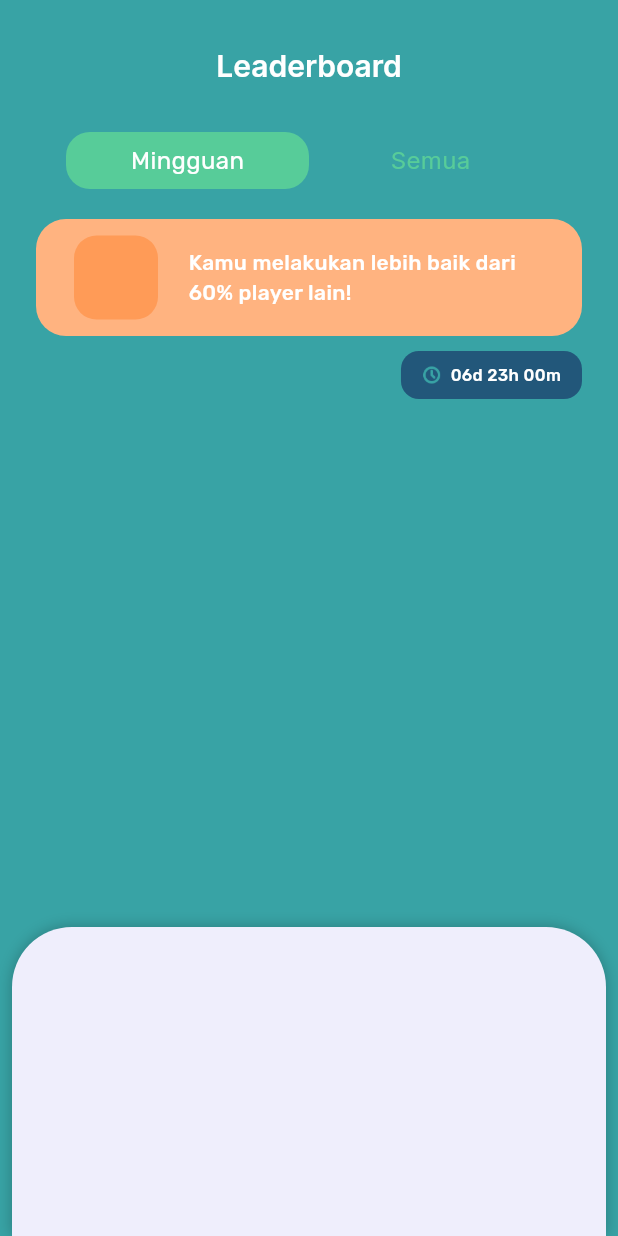
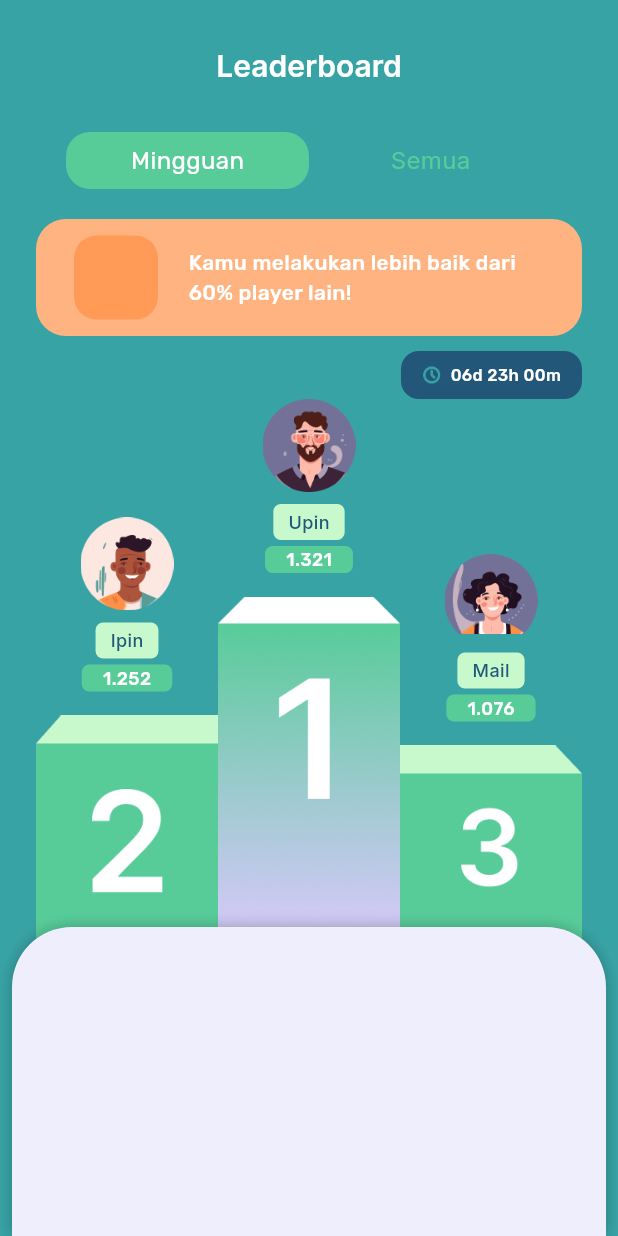
Before and after one commit to fuadadhim24/gamifiy_traceability_coffee, a Flutter app: the screen it shows after launch, on a phone screen of 412 x 824 dp. Run offline on Flutter 3.47's test engine with Material 3 defaults, Android fonts, the phone set to English and light mode, and no system bars; drawn by our look-alikes of sliding_up_panel; our stand-ins replace get, google_fonts.

Commit message:
feat: add ranks at leaderboard page

```diff
--- a/lib/shared/theme.dart
+++ b/lib/shared/theme.dart
@@ -3,6 +3,7 @@ import 'package:google_fonts/google_fonts.dart';
 
 Color greenBackgroundColor = const Color(0xff38A3A5);
 Color greenLightColor = const Color(0xff57CC99);
+Color greenLightenColor = const Color(0xffC7F9CC);
 Color greyBackgroundColor = const Color(0xffEFEEFC);
 Color whiteBackgroundColor = const Color(0xffFFFFFF);
 Color txtBlackColor = const Color(0xff0C092A);
@@ -27,6 +28,10 @@ TextStyle GreenRubikTextStyle = GoogleFonts.inter(
   color: greenLightColor,
 );
 
+TextStyle DarkBlueRubikTextStyle = GoogleFonts.inter(
+  color: darkBlueColor,
+);
+
 TextStyle BlackTextStyle = GoogleFonts.inter(
   color: txtBlackColor,
 );
--- a/lib/ui/pages/leaderboard_page.dart
+++ b/lib/ui/pages/leaderboard_page.dart
@@ -2,6 +2,7 @@ import 'package:flutter/material.dart';
 import 'package:flutter/rendering.dart';
 import 'package:gamify_traceability_coffee/shared/theme.dart';
 import 'package:sliding_up_panel/sliding_up_panel.dart';
+import 'package:gamify_traceability_coffee/ui/widgets/avatar.dart';
 
 class LeaderboardPage extends StatefulWidget {
   const LeaderboardPage({super.key});
@@ -74,13 +75,16 @@ class _LeaderboardPageState extends State<LeaderboardPage> {
             height: 20,
           ),
           buildTopStats(),
-          SizedBox(height:10,),
+          SizedBox(
+            height: 10,
+          ),
           Row(
             mainAxisAlignment: MainAxisAlignment.end,
             children: [
               buildTime(),
             ],
-          )
+          ),
+          buildRanks(),
         ],
       ),
     );
@@ -201,18 +205,109 @@ class _LeaderboardPageState extends State<LeaderboardPage> {
             width: 13,
           ),
           SizedBox(
-          width: 6,),
+            width: 6,
+          ),
           Text(
             '06d 23h 00m',
-            style:
-                WhiteRubikTextStyle.copyWith(fontWeight: medium, fontSize: 11),
-          )
+            style: WhiteRubikTextStyle.copyWith(
+              fontWeight: medium,
+              fontSize: 11,
+            ),
+          ),
         ],
       ),
     );
   }
 
-  // Widget buildRank(){
+  Widget buildRanks() {
+    return Container(
+      child: Row(
+        crossAxisAlignment: CrossAxisAlignment.end,
+        children: [
+          buildRank(3, 2, 'Ipin', '1.252'),
+          buildRank(1, 1, 'Upin', '1.321'),
+          buildRank(6, 3, 'Mail', '1.076'),
+        ],
+      ),
+    );
+  }
 
-  // }
+  Widget buildRank(numberAvatar, numberRank, name, point) {
+    return Column(
+      mainAxisAlignment: MainAxisAlignment.end,
+      children: [
+        AvatarProfile(numberAvatar: numberAvatar),
+        Column(
+          mainAxisAlignment: MainAxisAlignment.end,
+          children: [
+            SizedBox(
+              height: 8,
+            ),
+            Container(
+              height: 24,
+              padding: EdgeInsets.symmetric(horizontal: 10),
+              decoration: BoxDecoration(
+                color: greenLightenColor,
+                borderRadius: BorderRadius.all(Radius.circular(5)),
+              ),
+              child: Center(
+                child: Text(
+                  name,
+                  style: DarkBlueRubikTextStyle.copyWith(
+                    fontWeight: medium,
+                    fontSize: 12,
+                  ),
+                ),
+              ),
+            ),
+            SizedBox(
+              height: 4,
+            ),
+            Container(
+              height: 18,
+              padding: EdgeInsets.symmetric(horizontal: 14,),
+              decoration: BoxDecoration(
+                color: greenLightColor,
+                borderRadius: BorderRadius.all(Radius.circular(5)),
+              ),
+              child: Center(
+                child: Text(
+                  point,
+                  style: WhiteRubikTextStyle.copyWith(
+                    fontWeight: medium,
+                    fontSize: 12,
+                  ),
+                ),
+              ),
+            ),
+            SizedBox(
+              height: 16,
+            ),
+            Image.asset(
+              getImageRankPath(numberRank),
+              width: (MediaQuery.of(context).size.width - 48) / 3,
+            ),
+            numberRank != 3
+                ? SizedBox(
+                    height: 20,
+                  )
+                : SizedBox(),
+          ],
+        )
+      ],
+    );
+  }
+
+  String getImageRankPath(numberPath) {
+    switch (numberPath) {
+      case 1:
+        return 'assets/rank1nd.png';
+      case 2:
+        return 'assets/rank2nd.png';
+      case 3:
+        return 'assets/rank3nd.png';
+      default:
+        return '';
+    }
+  }
 }
--- /dev/null
+++ b/lib/ui/widgets/avatar.dart
@@ -0,0 +1,41 @@
+import 'package:flutter/material.dart';
+
+class AvatarProfile extends StatelessWidget {
+  final int numberAvatar;
+  const AvatarProfile({
+    Key? key,
+    required this.numberAvatar,
+  }) : super(key: key);
+
+  @override
+  Widget build(BuildContext context) {
+    return Container(
+      width: 62,
+      height: 62,
+      decoration: BoxDecoration(
+        image: DecorationImage(
+          image: AssetImage(getImagePath(numberAvatar)),
+        ),
+      ),
+    );
+  }
+
+  String getImagePath(int numberAvatar) {
+    switch (numberAvatar) {
+      case 1:
+        return 'assets/ic_avatar1.png';
+      case 2:
+        return 'assets/ic_avatar2.png';
+      case 3:
+        return 'assets/ic_avatar3.png';
+      case 4:
+        return 'assets/ic_avatar4.png';
+      case 5:
+        return 'assets/ic_avatar5.png';
+      case 6:
+        return 'assets/ic_avatar6.png';
+      default:
+        return 'assets/ic_avatar1.png';
+    }
+  }
+}
```
Also changed, not shown: assets/ic_avatar1.png (added), assets/ic_avatar2.png (added), assets/ic_avatar3.png (added), assets/ic_avatar4.png (added), assets/ic_avatar5.png (added), assets/ic_avatar6.png (added).
